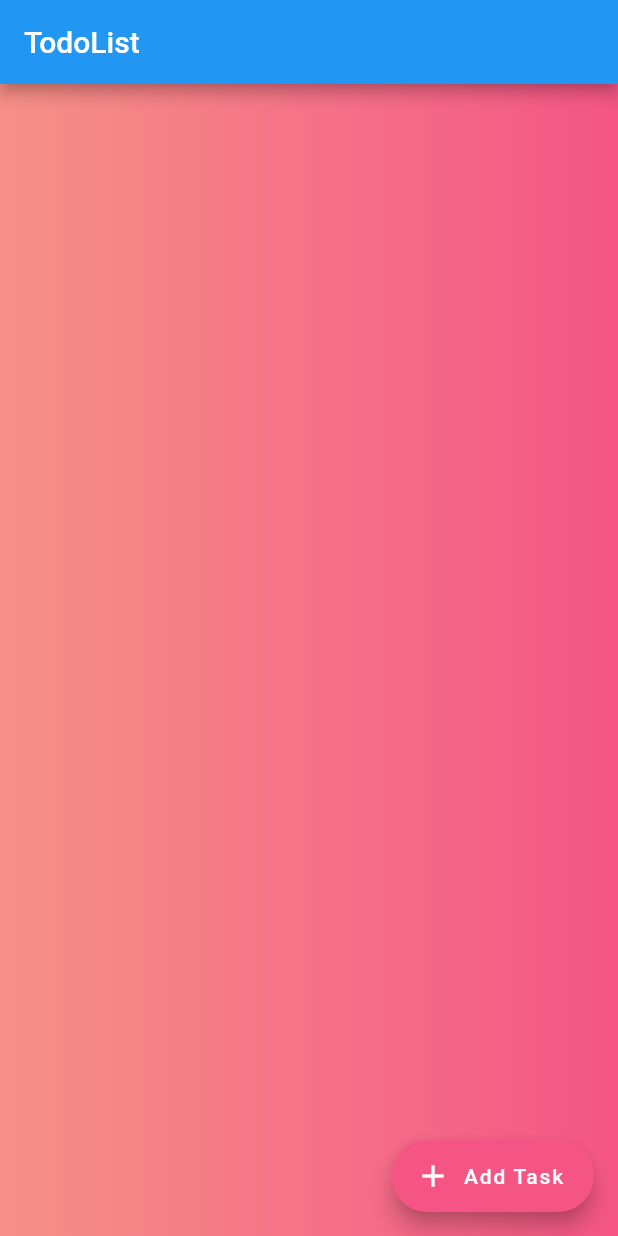
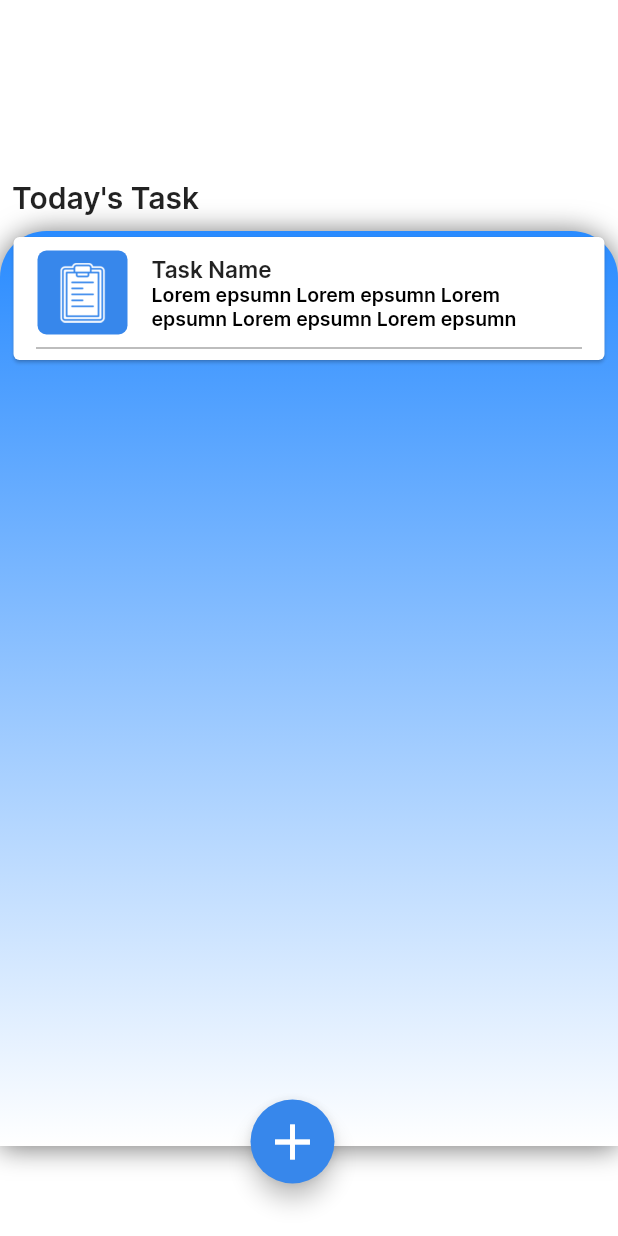
Before and after one commit to saieeshsnaik/todoApp, a Flutter app: the screen it shows after launch, on a phone screen of 412 x 824 dp. Run offline on Flutter 3.47's test engine with Material 2 defaults, Android fonts, the phone set to English and light mode, and no system bars; our stand-ins replace sqflite; missing offline and left inert: day_night_time_picker, indexed; accounts and stored records are empty.

Commit message:
New Homepage Development according to the Design Shared by rateendra

```diff
--- /dev/null
+++ b/lib/Hompage.dart
@@ -0,0 +1,148 @@
+import 'package:flutter/material.dart';
+import 'package:flutter/src/widgets/framework.dart';
+import 'package:flutter/src/widgets/placeholder.dart';
+import 'package:indexed/indexed.dart';
+
+class Homepage extends StatefulWidget {
+  const Homepage({super.key});
+
+  @override
+  State<Homepage> createState() => _HomepageState();
+}
+
+class _HomepageState extends State<Homepage> {
+  Color colorbg1 =
+      Color(int.parse("#298BFF".substring(1, 7), radix: 16) + 0xFF000000);
+  Color colorbg2 =
+      Color(int.parse("#4189EA".substring(1, 7), radix: 16) + 0xFF000000);
+  Color colorbg3 =
+      Color(int.parse("#0478FF".substring(1, 7), radix: 16) + 0xFF000000);
+
+  Color addButtonColor =
+      Color(int.parse("#3787EB".substring(1, 7), radix: 16) + 0xFF000000);
+  @override
+  Widget build(BuildContext context) {
+    return Scaffold(
+      body: Stack(
+        children: [
+          Container(
+            width: double.infinity,
+            height: double.infinity,
+            decoration: const BoxDecoration(color: Colors.white),
+            child:
+                Column(crossAxisAlignment: CrossAxisAlignment.start, children: [
+              const SizedBox(
+                height: 120,
+              ),
+              const Padding(
+                padding: EdgeInsets.only(left: 8),
+                child: Text(
+                  "Today's Task",
+                  style: TextStyle(
+                      fontFamily: "Inter",
+                      fontSize: 20,
+                      fontWeight: FontWeight.w600),
+                ),
+              ),
+              const SizedBox(
+                height: 10,
+              ),
+              Expanded(
+                child: Container(
+                  width: double.infinity,
+                  decoration: BoxDecoration(
+                    borderRadius: const BorderRadius.only(
+                        topRight: Radius.circular(31),
+                        topLeft: Radius.circular(31)),
+                    gradient: LinearGradient(
+                        colors: [colorbg1, Colors.white],
+                        begin: Alignment.topCenter,
+                        end: Alignment.bottomCenter),
+                    boxShadow: const <BoxShadow>[
+                      BoxShadow(
+                          color: Colors.black54,
+                          blurRadius: 15.0,
+                          offset: Offset(0.0, 0.75))
+                    ],
+                  ),
+                  child: ListView.builder(
+                    itemCount: 1,
+                    itemBuilder: (context, index) {
+                      return Container(
+                        margin: const EdgeInsets.only(left: 5.0, right: 5.0),
+                        child: Card(
+                          color: Colors.white,
+                          child: Column(
+                            children: [
+                              Padding(
+                                padding: const EdgeInsets.only(top: 8.0),
+                                child: ListTile(
+                                  // tileColor: Colors.amberAccent,
+                                  leading: Container(
+                                    height: 70.0,
+                                    width: 60.0,
+                                    decoration: BoxDecoration(
+                                      borderRadius: BorderRadius.circular(6.0),
+                                      color: addButtonColor,
+                                    ),
+                                    child: Container(
+                                      margin: EdgeInsets.all(8.0),
+                                      child: const ImageIcon(
+                                        AssetImage(
+                                            'Assets/icons/list_icon.png'),
+                                        color: Colors.white,
+                                      ),
+                                    ),
+                                  ),
+                                  title: const Text(
+                                    'Task Name',
+                                    style: TextStyle(
+                                        fontFamily: 'Inter',
+                                        fontSize: 15,
+                                        fontWeight: FontWeight.w600),
+                                  ),
+                                  subtitle: const Text(
+                                    'Lorem epsumn Lorem epsumn Lorem epsumn Lorem epsumn Lorem epsumn',
+                                    style: TextStyle(
+                                        fontFamily: 'Inter',
+                                        fontSize: 13,
+                                        fontWeight: FontWeight.w600,
+                                        color: Colors.black),
+                                  ),
+                                ),
+                              ),
+                              const Divider(
+                                indent: 15,
+                                endIndent: 15,
+                                thickness: 0.9,
+                                color: Colors.grey,
+                              ),
+                            ],
+                          ),
+                        ),
+                      );
+                    },
+                  ),
+                ),
+              ),
+              const SizedBox(
+                height: 60,
+              ),
+            ]),
+          ),
+          Positioned(
+              bottom: 35,
+              left: 167,
+              child: FloatingActionButton(
+                onPressed: () {},
+                backgroundColor: addButtonColor,
+                child: const Icon(
+                  Icons.add,
+                  size: 40,
+                ),
+              ))
+        ],
+      ),
+    );
+  }
+}
--- a/lib/main.dart
+++ b/lib/main.dart
@@ -1,5 +1,6 @@
 import 'package:flutter/material.dart';
 import 'HomePage.dart';
+import 'Hompage.dart';
 
 void main(List<String> args) {
   runApp(const MyApp());
@@ -11,8 +12,6 @@
   @override
   Widget build(BuildContext context) {
     return const MaterialApp(
-      debugShowCheckedModeBanner: false,
-      home: HomePage(),
-    );
+        debugShowCheckedModeBanner: false, home: Homepage());
   }
 }
```
Also changed, not shown: fonts/Inter/OFL.txt (added, +93 -0 lines), pubspec.yaml (+10 -9 lines), Assets/icons/list_icon.png (added), fonts/Inter/Inter-VariableFont_slnt,wght.ttf (added), fonts/Inter/README.txt (added), fonts/Inter/static/Inter-Black.ttf (added), fonts/Inter/static/Inter-Bold.ttf (added), fonts/Inter/static/Inter-ExtraBold.ttf (added), fonts/Inter/static/Inter-ExtraLight.ttf (added), fonts/Inter/static/Inter-Light.ttf (added), fonts/Inter/static/Inter-Medium.ttf (added), fonts/Inter/static/Inter-Regular.ttf (added), fonts/Inter/static/Inter-SemiBold.ttf (added), fonts/Inter/static/Inter-Thin.ttf (added), 1 more files.
